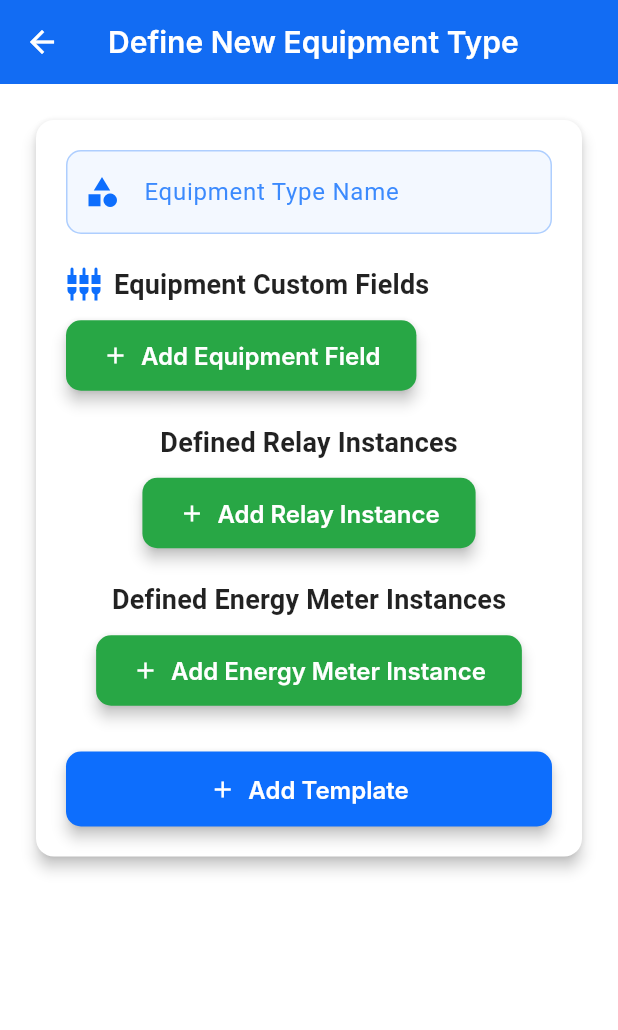
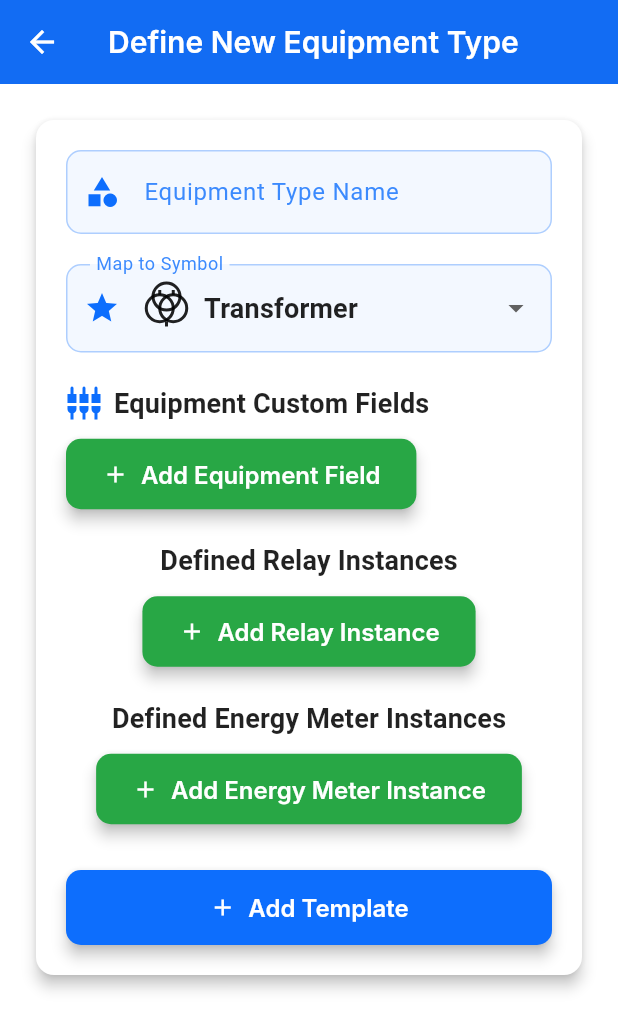
Before and after one commit to mrJSK/Substation-Manager, a Flutter app: the MasterEquipmentManagementScreen screen opened directly, after a tap on "Add New Type", on a phone screen of 412 x 824 dp. Shown: the top 1030 px of the screen. Run offline on Flutter 3.47's test engine with Material 3 defaults, Android fonts, the phone set to English and light mode, and no system bars; our stand-ins replace cloud_firestore, connectivity_plus, csv, firebase_auth, firebase_core, geolocator and 5 more; accounts and stored records are empty; Roboto replaces fonts that are missing (Inter).

Commit message:
00002J Symbol mapping in sld builder

```diff
--- a/substation_manager/lib/models/equipment.dart
+++ b/substation_manager/lib/models/equipment.dart
@@ -1,16 +1,24 @@
 // lib/models/equipment.dart
 
 import 'package:cloud_firestore/cloud_firestore.dart';
-import 'dart:convert'; // For jsonEncode/jsonDecode
+import 'package:uuid/uuid.dart';
+import 'dart:convert'; // Required for jsonDecode/jsonEncode
 
 class Equipment {
   final String id;
   final String substationId;
   final String bayId;
-  final String
-  equipmentType; // References the equipmentType from MasterEquipmentTemplate
-  final String masterTemplateId; // New: To link to the MasterEquipmentTemplate
-  final String name;
+  final String equipmentType;
+  final String masterTemplateId;
+  String name;
+  double positionX;
+  double positionY;
+  final Map<String, dynamic>
+  customFieldValues; // Store dynamic custom field values
+  final List<Map<String, dynamic>>
+  relays; // Store specific relay instances and their custom fields
+  final List<Map<String, dynamic>>
+  energyMeters; // Store specific energy meter instances and their custom fields
   final int? yearOfManufacturing;
   final int? yearOfCommissioning;
   final String? make;
@@ -19,28 +27,21 @@ class Equipment {
   final String? ratedCurrent;
   final String? status;
   final String? phaseConfiguration;
-  final double? positionX;
-  final double? positionY;
-
-  // New: Dynamically stored custom field values for THIS equipment instance.
-  // Example: {'field_name_key': 'field_value', ...}
-  final Map<String, dynamic> customFieldValues;
-
-  // New: List to store actual relay instances associated with THIS equipment.
-  // Each map will contain: {'name': 'Relay A', 'type': '7SJ80', 'serial': 'XYZ', 'field_values': {'field_name_key': 'value'}}
-  final List<Map<String, dynamic>> relays;
-
-  // New: List to store actual energy meter instances associated with THIS equipment.
-  // Each map will contain: {'name': 'Meter A', 'make': 'Secure', 'model': 'Elite 440', 'field_values': {'field_name_key': 'value'}}
-  final List<Map<String, dynamic>> energyMeters;
+  final String
+  symbolKey; // NEW: Field to store the key for the visual symbol (e.g., 'Transformer', 'Busbar')
 
   Equipment({
-    required this.id,
+    String? id,
     required this.substationId,
     required this.bayId,
     required this.equipmentType,
-    required this.masterTemplateId, // Initialize new field
+    required this.masterTemplateId,
     required this.name,
+    required this.positionX,
+    required this.positionY,
+    this.customFieldValues = const {},
+    this.relays = const [],
+    this.energyMeters = const [],
     this.yearOfManufacturing,
     this.yearOfCommissioning,
     this.make,
@@ -49,12 +50,8 @@ class Equipment {
     this.ratedCurrent,
     this.status,
     this.phaseConfiguration,
-    this.positionX,
-    this.positionY,
-    this.customFieldValues = const {}, // Initialize new field
-    this.relays = const [], // Initialize new field
-    this.energyMeters = const [], // Initialize new field
-  });
+    this.symbolKey = 'Transformer', // NEW: Default symbolKey
+  }) : id = id ?? const Uuid().v4();
 
   // Factory constructor from Firestore DocumentSnapshot
   factory Equipment.fromFirestore(
@@ -62,48 +59,58 @@ class Equipment {
     SnapshotOptions? options,
   ]) {
     final data = snapshot.data();
+    if (data == null) {
+      throw StateError('Missing data for Equipment ID: ${snapshot.id}');
+    }
     return Equipment(
       id: snapshot.id,
-      substationId: data?['substationId'] as String? ?? '',
-      bayId: data?['bayId'] as String? ?? '',
-      equipmentType: data?['equipmentType'] as String? ?? '',
-      masterTemplateId:
-          data?['masterTemplateId'] as String? ?? '', // Deserialize new field
-      name: data?['name'] as String? ?? '',
-      yearOfManufacturing: data?['yearOfManufacturing'] as int?,
-      yearOfCommissioning: data?['yearOfCommissioning'] as int?,
-      make: data?['make'] as String?,
-      serialNumber: data?['serialNumber'] as String?,
-      ratedVoltage: data?['ratedVoltage'] as String?,
-      ratedCurrent: data?['ratedCurrent'] as String?,
-      status: data?['status'] as String?,
-      phaseConfiguration: data?['phaseConfiguration'] as String?,
-      positionX: (data?['positionX'] as num?)?.toDouble(),
-      positionY: (data?['positionY'] as num?)?.toDouble(),
-      customFieldValues:
-          (data?['customFieldValues'] as Map<String, dynamic>?) ??
-          {}, // Deserialize new field
+      substationId: data['substationId'] as String? ?? '',
+      bayId: data['bayId'] as String? ?? '',
+      equipmentType: data['equipmentType'] as String? ?? '',
+      masterTemplateId: data['masterTemplateId'] as String? ?? '',
+      name: data['name'] as String? ?? 'Unnamed Equipment',
+      positionX: (data['positionX'] as num?)?.toDouble() ?? 0.0,
+      positionY: (data['positionY'] as num?)?.toDouble() ?? 0.0,
+      customFieldValues: Map<String, dynamic>.from(
+        data['customFieldValues'] ?? {},
+      ),
       relays:
-          (data?['relays'] as List<dynamic>?)
+          (data['relays'] as List<dynamic>?)
               ?.map((e) => Map<String, dynamic>.from(e))
               .toList() ??
-          [], // Deserialize new field
+          [],
       energyMeters:
-          (data?['energyMeters'] as List<dynamic>?)
+          (data['energyMeters'] as List<dynamic>?)
               ?.map((e) => Map<String, dynamic>.from(e))
               .toList() ??
-          [], // Deserialize new field
+          [],
+      yearOfManufacturing: data['yearOfManufacturing'] as int?,
+      yearOfCommissioning: data['yearOfCommissioning'] as int?,
+      make: data['make'] as String?,
+      serialNumber: data['serialNumber'] as String?,
+      ratedVoltage: data['ratedVoltage'] as String?,
+      ratedCurrent: data['ratedCurrent'] as String?,
+      status: data['status'] as String?,
+      phaseConfiguration: data['phaseConfiguration'] as String?,
+      symbolKey:
+          data['symbolKey'] as String? ??
+          'Transformer', // NEW: Deserialize symbolKey
     );
   }
 
-  // Method to convert to Map for Firestore
+  // Method to convert Equipment to a Map for Firestore
   Map<String, dynamic> toFirestore() {
     return {
       'substationId': substationId,
       'bayId': bayId,
       'equipmentType': equipmentType,
-      'masterTemplateId': masterTemplateId, // Serialize new field
+      'masterTemplateId': masterTemplateId,
       'name': name,
+      'positionX': positionX,
+      'positionY': positionY,
+      'customFieldValues': customFieldValues,
+      'relays': relays,
+      'energyMeters': energyMeters,
       'yearOfManufacturing': yearOfManufacturing,
       'yearOfCommissioning': yearOfCommissioning,
       'make': make,
@@ -112,26 +119,31 @@ class Equipment {
       'ratedCurrent': ratedCurrent,
       'status': status,
       'phaseConfiguration': phaseConfiguration,
-      'positionX': positionX,
-      'positionY': positionY,
-      'customFieldValues': customFieldValues, // Serialize new field
-      'relays': relays, // Serialize new field
-      'energyMeters': energyMeters, // Serialize new field
-      'createdAt':
-          FieldValue.serverTimestamp(), // Assuming you have this for creation time
+      'symbolKey': symbolKey, // NEW: Serialize symbolKey
+      'createdAt': FieldValue.serverTimestamp(),
     };
   }
 
-  // Factory constructor from Map (for SQLite retrieval or other uses)
+  // Factory constructor from Map (for SQLite retrieval)
   factory Equipment.fromMap(Map<String, dynamic> map) {
     return Equipment(
       id: map['id'] as String,
       substationId: map['substationId'] as String,
       bayId: map['bayId'] as String,
       equipmentType: map['equipmentType'] as String,
-      masterTemplateId:
-          map['masterTemplateId'] as String, // Deserialize new field
+      masterTemplateId: map['masterTemplateId'] as String,
       name: map['name'] as String,
+      positionX: (map['positionX'] as num).toDouble(),
+      positionY: (map['positionY'] as num).toDouble(),
+      customFieldValues: Map<String, dynamic>.from(
+        jsonDecode(map['customFieldValues'] as String),
+      ),
+      relays: (jsonDecode(map['relays'] as String) as List<dynamic>)
+          .map((e) => Map<String, dynamic>.from(e))
+          .toList(),
+      energyMeters: (jsonDecode(map['energyMeters'] as String) as List<dynamic>)
+          .map((e) => Map<String, dynamic>.from(e))
+          .toList(),
       yearOfManufacturing: map['yearOfManufacturing'] as int?,
       yearOfCommissioning: map['yearOfCommissioning'] as int?,
       make: map['make'] as String?,
@@ -140,21 +152,9 @@ class Equipment {
       ratedCurrent: map['ratedCurrent'] as String?,
       status: map['status'] as String?,
       phaseConfiguration: map['phaseConfiguration'] as String?,
-      positionX: map['positionX'] as double?,
-      positionY: map['positionY'] as double?,
-      customFieldValues:
-          jsonDecode(map['customFieldValues'] as String)
-              as Map<String, dynamic>, // Deserialize new field
-      relays:
-          (jsonDecode(map['relays'] as String) as List<dynamic>?)
-              ?.map((e) => Map<String, dynamic>.from(e))
-              .toList() ??
-          [], // Deserialize new field
-      energyMeters:
-          (jsonDecode(map['energyMeters'] as String) as List<dynamic>?)
-              ?.map((e) => Map<String, dynamic>.from(e))
-              .toList() ??
-          [], // Deserialize new field
+      symbolKey:
+          map['symbolKey'] as String? ??
+          'Transformer', // NEW: Deserialize symbolKey from map
     );
   }
 
@@ -165,8 +165,13 @@ class Equipment {
       'substationId': substationId,
       'bayId': bayId,
       'equipmentType': equipmentType,
-      'masterTemplateId': masterTemplateId, // Serialize new field
+      'masterTemplateId': masterTemplateId,
       'name': name,
+      'positionX': positionX,
+      'positionY': positionY,
+      'customFieldValues': jsonEncode(customFieldValues),
+      'relays': jsonEncode(relays),
+      'energyMeters': jsonEncode(energyMeters),
       'yearOfManufacturing': yearOfManufacturing,
       'yearOfCommissioning': yearOfCommissioning,
       'make': make,
@@ -175,11 +180,7 @@ class Equipment {
       'ratedCurrent': ratedCurrent,
       'status': status,
       'phaseConfiguration': phaseConfiguration,
-      'positionX': positionX,
-      'positionY': positionY,
-      'customFieldValues': jsonEncode(customFieldValues), // Serialize new field
-      'relays': jsonEncode(relays), // Serialize new field
-      'energyMeters': jsonEncode(energyMeters), // Serialize new field
+      'symbolKey': symbolKey, // NEW: Serialize symbolKey to map
     };
   }
 
@@ -189,8 +190,13 @@ class Equipment {
     String? substationId,
     String? bayId,
     String? equipmentType,
-    String? masterTemplateId, // Add to copyWith
+    String? masterTemplateId,
     String? name,
+    double? positionX,
+    double? positionY,
+    Map<String, dynamic>? customFieldValues,
+    List<Map<String, dynamic>>? relays,
+    List<Map<String, dynamic>>? energyMeters,
     int? yearOfManufacturing,
     int? yearOfCommissioning,
     String? make,
@@ -199,20 +205,20 @@ class Equipment {
     String? ratedCurrent,
     String? status,
     String? phaseConfiguration,
-    double? positionX,
-    double? positionY,
-    Map<String, dynamic>? customFieldValues, // Add to copyWith
-    List<Map<String, dynamic>>? relays, // Add to copyWith
-    List<Map<String, dynamic>>? energyMeters, // Add to copyWith
+    String? symbolKey, // NEW: Add symbolKey to copyWith
   }) {
     return Equipment(
       id: id ?? this.id,
       substationId: substationId ?? this.substationId,
       bayId: bayId ?? this.bayId,
       equipmentType: equipmentType ?? this.equipmentType,
-      masterTemplateId:
-          masterTemplateId ?? this.masterTemplateId, // Use in copyWith
+      masterTemplateId: masterTemplateId ?? this.masterTemplateId,
       name: name ?? this.name,
+      positionX: positionX ?? this.positionX,
+      positionY: positionY ?? this.positionY,
+      customFieldValues: customFieldValues ?? this.customFieldValues,
+      relays: relays ?? this.relays,
+      energyMeters: energyMeters ?? this.energyMeters,
       yearOfManufacturing: yearOfManufacturing ?? this.yearOfManufacturing,
       yearOfCommissioning: yearOfCommissioning ?? this.yearOfCommissioning,
       make: make ?? this.make,
@@ -221,12 +227,7 @@ class Equipment {
       ratedCurrent: ratedCurrent ?? this.ratedCurrent,
       status: status ?? this.status,
       phaseConfiguration: phaseConfiguration ?? this.phaseConfiguration,
-      positionX: positionX ?? this.positionX,
-      positionY: positionY ?? this.positionY,
-      customFieldValues:
-          customFieldValues ?? this.customFieldValues, // Use in copyWith
-      relays: relays ?? this.relays, // Use in copyWith
-      energyMeters: energyMeters ?? this.energyMeters, // Use in copyWith
+      symbolKey: symbolKey ?? this.symbolKey, // NEW: Copy symbolKey
     );
   }
 }
--- a/substation_manager/lib/models/master_equipment_template.dart
+++ b/substation_manager/lib/models/master_equipment_template.dart
@@ -7,6 +7,8 @@ class MasterEquipmentTemplate {
   final String id;
   final String equipmentType;
   final List<Map<String, dynamic>> equipmentCustomFields;
+  final String
+  symbolKey; // NEW: Field to store the key for the visual symbol (e.g., 'Transformer', 'Busbar')
 
   final List<Map<String, dynamic>> definedRelays;
   final List<Map<String, dynamic>> definedEnergyMeters;
@@ -20,6 +22,7 @@ class MasterEquipmentTemplate {
     this.definedRelays = const [],
     this.definedEnergyMeters = const [],
     this.associatedRelays = const [],
+    this.symbolKey = 'Transformer', // NEW: Provide a default symbolKey
   });
 
   // Factory constructor to create a MasterEquipmentTemplate from a Firestore document snapshot
@@ -33,7 +36,6 @@ class MasterEquipmentTemplate {
         print(
           'ERROR: MasterEquipmentTemplate.fromFirestore: Document data is null for ID: ${snapshot.id}',
         );
-        // Return a default/error template to prevent crashes and indicate issue
         return MasterEquipmentTemplate(
           id: snapshot.id,
           equipmentType: 'ERROR_NULL_DATA',
@@ -41,39 +43,39 @@ class MasterEquipmentTemplate {
       }
       return MasterEquipmentTemplate(
         id: snapshot.id,
-        equipmentType:
-            data['equipmentType'] as String? ??
-            'Unknown Type', // Added null check and default
+        equipmentType: data['equipmentType'] as String? ?? 'Unknown Type',
         equipmentCustomFields:
             (data['equipmentCustomFields'] as List<dynamic>?)
                 ?.map((e) => Map<String, dynamic>.from(e))
                 .toList() ??
             [],
-        definedRelays: // Deserialize new field with null check
+        definedRelays:
             (data['definedRelays'] as List<dynamic>?)
                 ?.map((e) => Map<String, dynamic>.from(e))
                 .toList() ??
             [],
-        definedEnergyMeters: // Deserialize new field with null check
+        definedEnergyMeters:
             (data['definedEnergyMeters'] as List<dynamic>?)
                 ?.map((e) => Map<String, dynamic>.from(e))
                 .toList() ??
             [],
-        associatedRelays: // Deserialize with null check
+        associatedRelays:
             (data['associatedRelays'] as List<dynamic>?)
                 ?.map((e) => e.toString())
                 .toList() ??
             [],
+        symbolKey:
+            data['symbolKey'] as String? ??
+            'Transformer', // NEW: Deserialize symbolKey
       );
     } catch (e, stackTrace) {
       print(
         'ERROR: Failed to parse MasterEquipmentTemplate from Firestore document ${snapshot.id}: $e',
       );
       print('StackTrace: $stackTrace');
-      // Return a default/error template to allow the stream to continue,
       return MasterEquipmentTemplate(
         id: snapshot.id,
-        equipmentType: 'PARSE_ERROR', // Indicate a parsing error
+        equipmentType: 'PARSE_ERROR',
       );
     }
   }
@@ -86,11 +88,12 @@ class MasterEquipmentTemplate {
       'definedRelays': definedRelays,
       'definedEnergyMeters': definedEnergyMeters,
       'associatedRelays': associatedRelays,
+      'symbolKey': symbolKey, // NEW: Serialize symbolKey
       'createdAt': FieldValue.serverTimestamp(),
     };
   }
 
-  // Factory constructor from Map (for SQLite retrieval or other uses)
+  // Factory constructor from Map (for SQLite retrieval or other uses) - Update if SQLite is used
   factory MasterEquipmentTemplate.fromMap(Map<String, dynamic> map) {
     return MasterEquipmentTemplate(
       id: map['id'] as String,
@@ -113,10 +116,13 @@ class MasterEquipmentTemplate {
       associatedRelays: List<String>.from(
         jsonDecode(map['associatedRelays'] as String) ?? [],
       ),
+      symbolKey:
+          map['symbolKey'] as String? ??
+          'Transformer', // NEW: Deserialize symbolKey from Map
     );
   }
 
-  // Method to convert to Map for SQLite storage
+  // Method to convert to Map for SQLite storage - Update if SQLite is used
   Map<String, dynamic> toMap() {
     return {
       'id': id,
@@ -125,6 +131,7 @@ class MasterEquipmentTemplate {
       'definedRelays': jsonEncode(definedRelays),
       'definedEnergyMeters': jsonEncode(definedEnergyMeters),
       'associatedRelays': jsonEncode(associatedRelays),
+      'symbolKey': symbolKey, // NEW: Serialize symbolKey to Map
     };
   }
 
@@ -136,6 +143,7 @@ class MasterEquipmentTemplate {
     List<Map<String, dynamic>>? definedRelays,
     List<Map<String, dynamic>>? definedEnergyMeters,
     List<String>? associatedRelays,
+    String? symbolKey, // NEW: Add symbolKey to copyWith
   }) {
     return MasterEquipmentTemplate(
       id: id ?? this.id,
@@ -145,6 +153,7 @@ class MasterEquipmentTemplate {
       definedRelays: definedRelays ?? this.definedRelays,
       definedEnergyMeters: definedEnergyMeters ?? this.definedEnergyMeters,
       associatedRelays: associatedRelays ?? this.associatedRelays,
+      symbolKey: symbolKey ?? this.symbolKey, // NEW: Copy symbolKey
     );
   }
 }
--- a/substation_manager/lib/screens/master_equipment_management_screen.dart
+++ b/substation_manager/lib/screens/master_equipment_management_screen.dart
@@ -5,6 +5,15 @@ import 'package:substation_manager/models/master_equipment_template.dart';
 import 'package:substation_manager/services/core_firestore_service.dart';
 import 'package:substation_manager/utils/snackbar_utils.dart';
 import 'package:uuid/uuid.dart'; // For generating IDs
+
+// Import all individual equipment icon painters to get their names
+import 'package:substation_manager/equipment_icons/transformer_icon.dart';
+import 'package:substation_manager/equipment_icons/busbar_icon.dart';
+import 'package:substation_manager/equipment_icons/circuit_breaker_icon.dart';
+import 'package:substation_manager/equipment_icons/disconnector_icon.dart';
+import 'package:substation_manager/equipment_icons/ct_icon.dart';
+import 'package:substation_manager/equipment_icons/pt_icon.dart';
+import 'package:substation_manager/equipment_icons/ground_icon.dart';
 
 // Define an enum for different views within the screen
 enum MasterEquipmentViewMode {
@@ -25,6 +34,7 @@ class _MasterEquipmentManagementScreenState
   final _formKey = GlobalKey<FormState>();
   final TextEditingController _equipmentTypeController =
       TextEditingController();
+  String _selectedSymbolKey = 'Transformer'; // NEW: State for selected symbol
 
   // Custom fields for the main equipment type
   List<Map<String, dynamic>> _equipmentCustomFields = [];
@@ -62,6 +72,53 @@ class _MasterEquipmentManagementScreenState
     'Specification',
     'Daily Reading',
   ];
+
+  // NEW: List of available symbol keys/names from your icon files
+  final List<String> _availableSymbolKeys = const [
+    'Transformer',
+    'Busbar',
+    'Circuit Breaker',
+    'Disconnector',
+    'Current Transformer',
+    'Potential Transformer',
+    'Ground',
+    // Add more here as you create new icon files
+  ];
+
+  // Helper to map symbol key to an actual CustomPainter for preview
+  EquipmentPainter _getSymbolPreviewPainter(String symbolKey, Color color) {
+    switch (symbolKey) {
+      case 'Transformer':
+        return TransformerIconPainter(color: color);
+      case 'Busbar':
+        return BusbarIconPainter(color: color);
+      case 'Circuit Breaker':
+        return CircuitBreakerIconPainter(color: color);
+      case 'Disconnector':
+        return DisconnectorIconPainter(color: color);
+      case 'Current Transformer':
+        return CurrentTransformerIconPainter(color: color);
+      case 'Potential Transformer':
+        return PotentialTransformerIconPainter(color: color);
+      case 'Ground':
+        return GroundIconPainter(color: color);
+      default:
+        return TransformerIconPainter(color: color); // Fallback
+    }
+  }
+
+  // Helper to get preview size for symbols in dropdown
+  Size _getSymbolPreviewSize(String symbolKey) {
+    switch (symbolKey) {
+      case 'Busbar':
+        return const Size(60, 10); // Smaller preview for busbar
+      case 'Current Transformer':
+      case 'Potential Transformer':
+        return const Size(40, 30); // Smaller for CT/PT
+      default:
+        return const Size(30, 30); // Default small preview size
+    }
+  }
 
   @override
   void initState() {
@@ -132,6 +189,7 @@ class _MasterEquipmentManagementScreenState
       _viewMode = MasterEquipmentViewMode.form; // Switch to form view
       _templateToEdit = template;
       _equipmentTypeController.text = template.equipmentType;
+      _selectedSymbolKey = template.symbolKey; // NEW: Set selected symbol key
       // Deep copy customFields from the template, including new 'hasUnits' property
       _equipmentCustomFields = List<Map<String, dynamic>>.from(
         template.equipmentCustomFields.map(
@@ -199,6 +257,7 @@ class _MasterEquipmentManagementScreenState
     setState(() {
       _templateToEdit = null;
       _equipmentTypeController.clear();
+      _selectedSymbolKey = 'Transformer'; // NEW: Reset to default symbol
       _equipmentCustomFields = [];
       _definedRelays = []; // Clear defined relays
       _definedEnergyMeters = []; // Clear defined energy meters
@@ -289,6 +348,7 @@ class _MasterEquipmentManagementScreenState
       final MasterEquipmentTemplate template = MasterEquipmentTemplate(
         id: templateId,
         equipmentType: _equipmentTypeController.text.trim(),
+        symbolKey: _selectedSymbolKey, // NEW: Save selected symbol key
         equipmentCustomFields: _equipmentCustomFields
             .where((field) => (field['name'] as String).isNotEmpty)
             .map(
@@ -497,6 +557,7 @@ class _MasterEquipmentManagementScreenState
                           style: Theme.of(context).textTheme.titleMedium,
                         ),
                         subtitle: Text(
+                          'Symbol: ${template.symbolKey}\n' // NEW: Display symbol key
                           '${template.equipmentCustomFields.length} equipment fields, '
                           '${template.definedRelays.length} defined relays, '
                           '${template.definedEnergyMeters.length} defined energy meters',
@@ -668,6 +729,49 @@ class _MasterEquipmentManagementScreenState
                       validator: (value) =>
                           value == null || value.trim().isEmpty
                           ? 'Equipment Type cannot be empty'
+                          : null,
+                    ),
+                    const SizedBox(height: 20),
+
+                    // NEW: Symbol mapping dropdown
+                    DropdownButtonFormField<String>(
+                      value: _selectedSymbolKey,
+                      decoration: InputDecoration(
+                        labelText: 'Map to Symbol',
+                        prefixIcon: Icon(
+                          Icons.star,
+                          color: colorScheme.primary,
+                        ),
+                        border: const OutlineInputBorder(),
+                        hintText: 'Choose a visual symbol',
+                      ),
+                      items: _availableSymbolKeys.map((String key) {
+                        return DropdownMenuItem<String>(
+                          value: key,
+                          child: Row(
+                            children: [
+                              CustomPaint(
+                                size: _getSymbolPreviewSize(
+                                  key,
+                                ), // Use appropriate size for preview
+                                painter: _getSymbolPreviewPainter(
+                                  key,
+                                  colorScheme.onSurface,
+                                ),
+                              ),
+                              const SizedBox(width: 10),
+                              Text(key),
+                            ],
+                          ),
+                        );
+                      }).toList(),
+                      onChanged: (String? newValue) {
+                        setState(() {
+                          _selectedSymbolKey = newValue!;
+                        });
+                      },
+                      validator: (value) => value == null || value.isEmpty
+                          ? 'Please select a symbol'
                           : null,
                     ),
                     const SizedBox(height: 20),
```
Also changed, not shown: substation_manager/lib/screens/substation_sld_builder_screen.dart (+8 -0 lines), substation_manager/lib/widgets/sld_equipment_node.dart (+11 -16 lines).
